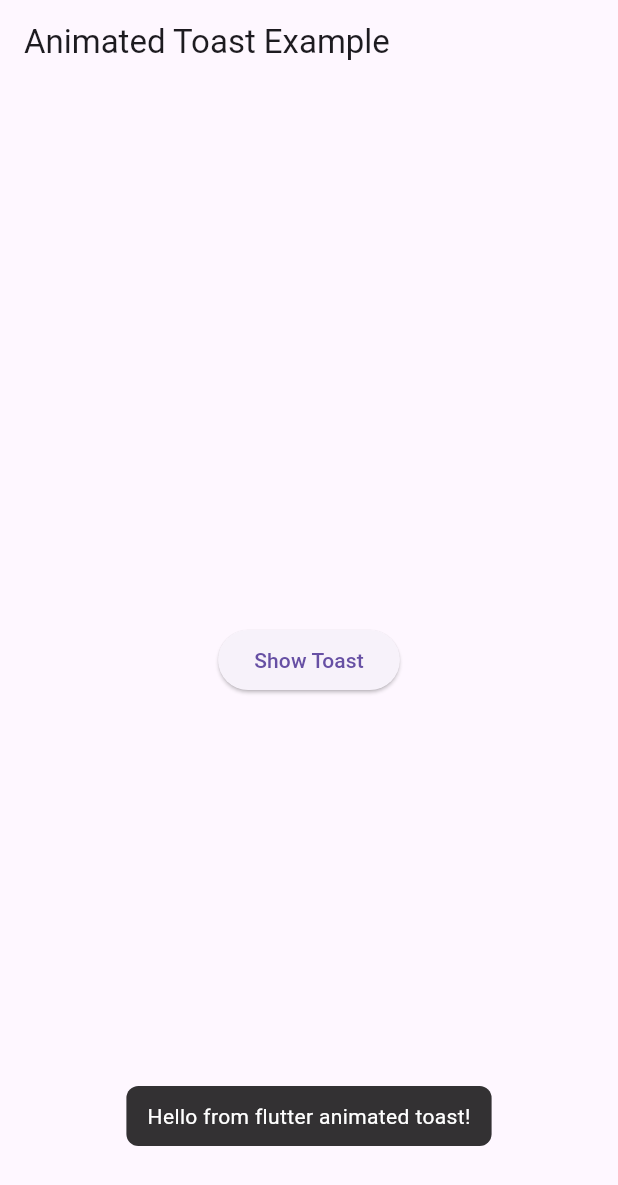
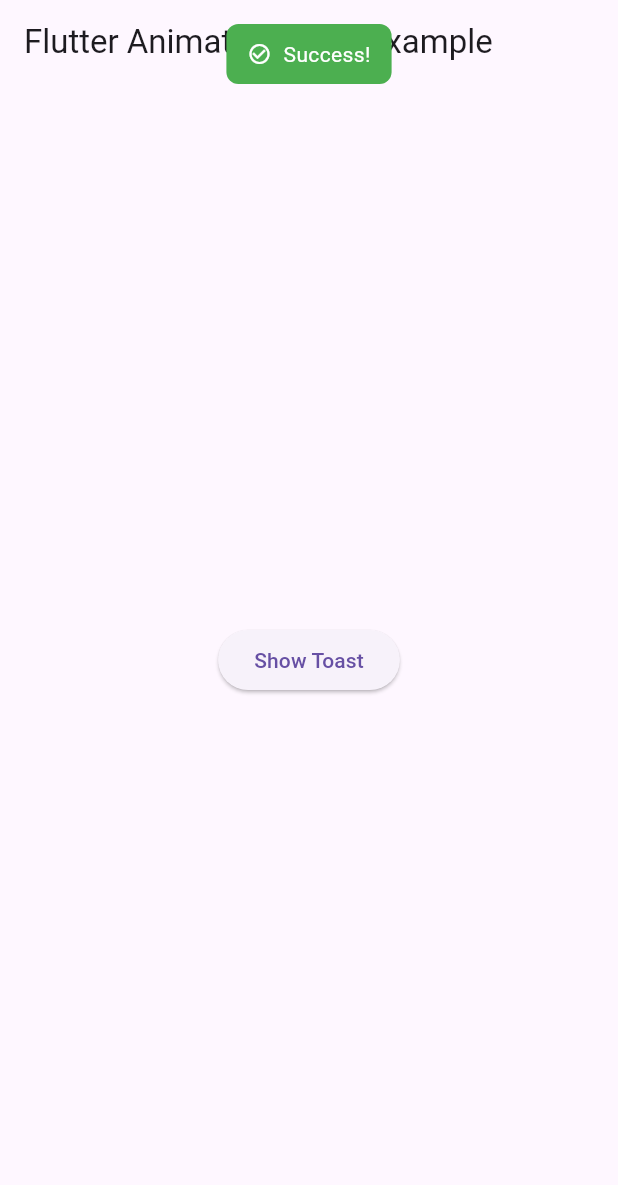
Before and after one commit to M-Zulqurnain688/flutter_animated_toast, a Flutter app: the screen it shows after launch, after a tap on "Show Toast", on a phone screen of 412 x 824 dp. Shown: the top 1185 px of the screen. Run offline on Flutter 3.47's test engine with Material 3 defaults, Android fonts, the phone set to English and light mode, and no system bars.

Commit message:
Release 0.0.4: Updated README, CHANGELOG, banner, example, helper, and widget improvements

```diff
--- a/example/lib/main.dart
+++ b/example/lib/main.dart
@@ -12,7 +12,7 @@ class ExampleApp extends StatelessWidget {
   Widget build(BuildContext context) {
     return MaterialApp(
       home: Scaffold(
-        appBar: AppBar(title: const Text("Animated Toast Example")),
+        appBar: AppBar(title: const Text("Flutter Animated Toast Example")),
         body: Center(
           child: Builder(
             builder: (context) {
@@ -20,12 +20,26 @@ class ExampleApp extends StatelessWidget {
                 onPressed: () {
                   FlutterAnimatedToast.show(
                     context,
-                    message: 'Hello from flutter animated toast!',
+                    message: "Success!",
+                    // message: "Warning!",
+                    // message: "Error!",
+                    // message: "Info!",
+                    icon: Icon(Icons.check_circle_outline, color: Colors.white, size: 16.0,),
+                    // icon: Icon(Icons.warning_amber_outlined, color: Colors.white, size: 16.0,),
+                    // icon: Icon(Icons.error_outline_outlined, color: Colors.white, size: 16.0,),
+                    // icon: Icon(Icons.info_outline, color: Colors.white, size: 16.0,),
+                    backgroundColor: Colors.green,
+                    // backgroundColor: Colors.amber,
+                    // backgroundColor: Colors.red,
+                    position: ToastPosition.top,
+                    // position: ToastPosition.center,
+                    // position: ToastPosition.bottom,
+                    // duration: Duration(seconds: 5),
                   );
                 },
                 child: const Text("Show Toast"),
               );
-            }
+            },
           ),
         ),
       ),
--- a/example/pubspec.yaml
+++ b/example/pubspec.yaml
@@ -35,7 +35,8 @@ dependencies:
   # The following adds the Cupertino Icons font to your application.
   # Use with the CupertinoIcons class for iOS style icons.
   cupertino_icons: ^1.0.8
-  flutter_animated_toast: ^0.0.1
+  flutter_animated_toast:
+    path: ../
 
 dev_dependencies:
   flutter_test:
--- a/lib/src/toast_helper.dart
+++ b/lib/src/toast_helper.dart
@@ -1,5 +1,7 @@
 import 'package:flutter/material.dart';
 import 'toast_widget.dart';
+
+enum ToastPosition { top, center, bottom }
 
 class FlutterAnimatedToast {
   static void show(
@@ -7,20 +9,46 @@ class FlutterAnimatedToast {
     required String message,
     // Default duration is 2 seconds you can override it
     Duration duration = const Duration(seconds: 2),
+    ToastPosition position = ToastPosition.bottom,
+    Color? backgroundColor,
+    TextStyle? textStyle,
+    Widget? icon,
+    EdgeInsets? padding,
+    double borderRadius = 8.0,
   }) {
     final overlay = Overlay.of(context);
     // ignore: unnecessary_null_comparison, dead_code
     if (overlay == null) return;
 
     final entry = OverlayEntry(
-      builder: (context) => Positioned(
-        bottom: 60,
-        left: 24,
-        right: 24,
-        child: Center(
-          child: FAnimatedToast(message: message, duration: duration),
-        ),
-      ),
+      builder: (context) {
+        Widget toast = FAnimatedToast(
+          message: message,
+          backgroundColor: backgroundColor,
+          textStyle: textStyle,
+          icon: icon,
+          padding: padding ?? const EdgeInsets.symmetric(horizontal: 14, vertical: 10),
+          borderRadius: borderRadius,
+          duration: duration,
+        );
+
+        if (position == ToastPosition.center) {
+          return Center(child: toast);
+        }
+
+        final bottom = position == ToastPosition.bottom ? 60.0 : null;
+        final top = position == ToastPosition.top
+            ? MediaQuery.of(context).viewPadding.top + 16.0
+            : null;
+
+        return Positioned(
+          top: top,
+          bottom: bottom,
+          left: 24,
+          right: 24,
+          child: Center(child: toast),
+        );
+      },
     );
 
     overlay.insert(entry);
--- a/lib/src/toast_widget.dart
+++ b/lib/src/toast_widget.dart
@@ -3,12 +3,22 @@ import 'package:flutter/material.dart';
 /// Very small toast widget. Call from an OverlayEntry.
 class FAnimatedToast extends StatefulWidget {
   final String message;
+  final Color? backgroundColor;
+  final TextStyle? textStyle;
+  final Widget? icon;
+  final EdgeInsets padding;
+  final double borderRadius;
   final Duration duration;
   final Curve curve;
 
   const FAnimatedToast({
     super.key,
     required this.message,
+    this.backgroundColor,
+    this.textStyle,
+    this.icon,
+    this.padding = const EdgeInsets.symmetric(horizontal: 14, vertical: 10),
+    this.borderRadius = 8.0,
     this.duration = const Duration(seconds: 2),
     this.curve = Curves.easeOut,
   });
@@ -17,19 +27,32 @@ class FAnimatedToast extends StatefulWidget {
   State<FAnimatedToast> createState() => _FAnimatedToastState();
 }
 
-class _FAnimatedToastState extends State<FAnimatedToast> with SingleTickerProviderStateMixin {
-  late final AnimationController _ctrl = AnimationController(vsync: this, duration: const Duration(milliseconds: 350));
-  late final Animation<Offset> _offset = Tween(begin: const Offset(0, 0.6), end: Offset.zero).animate(CurvedAnimation(parent: _ctrl, curve: widget.curve));
+class _FAnimatedToastState extends State<FAnimatedToast>
+    with SingleTickerProviderStateMixin {
+  late final AnimationController _ctrl = AnimationController(
+    vsync: this,
+    duration: const Duration(milliseconds: 350),
+  );
+  late final Animation<Offset> _offset = Tween(
+    begin: const Offset(0, 0.6),
+    end: Offset.zero,
+  ).animate(CurvedAnimation(parent: _ctrl, curve: widget.curve));
+
+  late final Animation<double> _fade = CurvedAnimation(
+    parent: _ctrl,
+    curve: Curves.easeOut,
+  );
 
   @override
   void initState() {
     super.initState();
+    // Animate IN
     _ctrl.forward();
+
+    // Animate OUT after duration
     Future.delayed(widget.duration, () async {
-      await _ctrl.reverse();
-      if (mounted) {
-        // remove overlay in host code
-      }
+      if (mounted) await _ctrl.reverse();
+      // OverlayEntry removal is handled in parent helper.
     });
   }
 
@@ -41,16 +64,65 @@ class _FAnimatedToastState extends State<FAnimatedToast> with SingleTickerProvid
 
   @override
   Widget build(BuildContext context) {
+    final bg = widget.backgroundColor ?? Colors.black.withOpacity(0.8);
+    final ts = widget.textStyle ?? const TextStyle(color: Colors.white);
+
     return SlideTransition(
       position: _offset,
-      child: Material(
-        color: Colors.black.withValues(alpha: 0.8),
-        borderRadius: BorderRadius.circular(8),
-        child: Padding(
-          padding: const EdgeInsets.symmetric(horizontal: 14, vertical: 10),
-          child: Text(widget.message, style: const TextStyle(color: Colors.white)),
+      child: FadeTransition(
+        opacity: _fade,
+        child: Material(
+          color: Colors.transparent,
+          child: Container(
+            padding: widget.padding,
+            decoration: BoxDecoration(
+              color: bg,
+              borderRadius: BorderRadius.circular(widget.borderRadius),
+            ),
+            child: Row(
+              mainAxisSize: MainAxisSize.min,
+              children: [
+                if (widget.icon != null) ...[
+                  widget.icon!,
+                  const SizedBox(width: 8),
+                ],
+                Flexible(
+                  child: Column(
+                    mainAxisSize: MainAxisSize.min,
+                    crossAxisAlignment: CrossAxisAlignment.start,
+                    children: [
+                      // if (widget.heading != null)
+                      //   Text(
+                      //     widget.heading!,
+                      //     style: ts.copyWith(fontWeight: FontWeight.bold),
+                      //   ),
+                      Text(widget.message, style: ts),
+                    ],
+                  ),
+                ),
+              ],
+            ),
+          ),
         ),
       ),
     );
+
+    // return SlideTransition(
+    //   position: _offset,
+    //   child: FadeTransition(
+    //     opacity: _fade,
+    //     child: Material(
+    //       color: Colors.black.withValues(alpha: 0.8),
+    //       borderRadius: BorderRadius.circular(8),
+    //       child: Padding(
+    //         padding: const EdgeInsets.symmetric(horizontal: 14, vertical: 10),
+    //         child: Text(
+    //           widget.message,
+    //           style: const TextStyle(color: Colors.white),
+    //         ),
+    //       ),
+    //     ),
+    //   ),
+    // );
   }
 }
```
Also changed, not shown: pubspec.yaml (+6 -2 lines), assets/banner.png (added), assets/bottom_toast_demo.gif (added), assets/center_toast_demo.gif (added), assets/top_toast_demo.gif (added), example/pubspec.lock, 2 other files.
